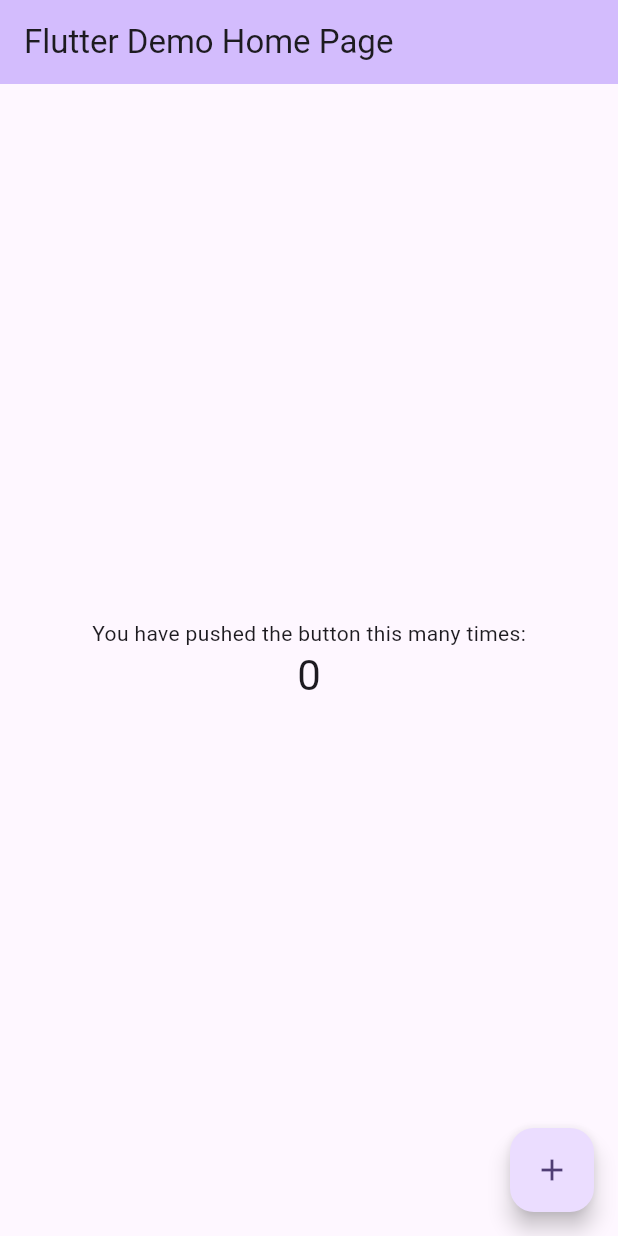
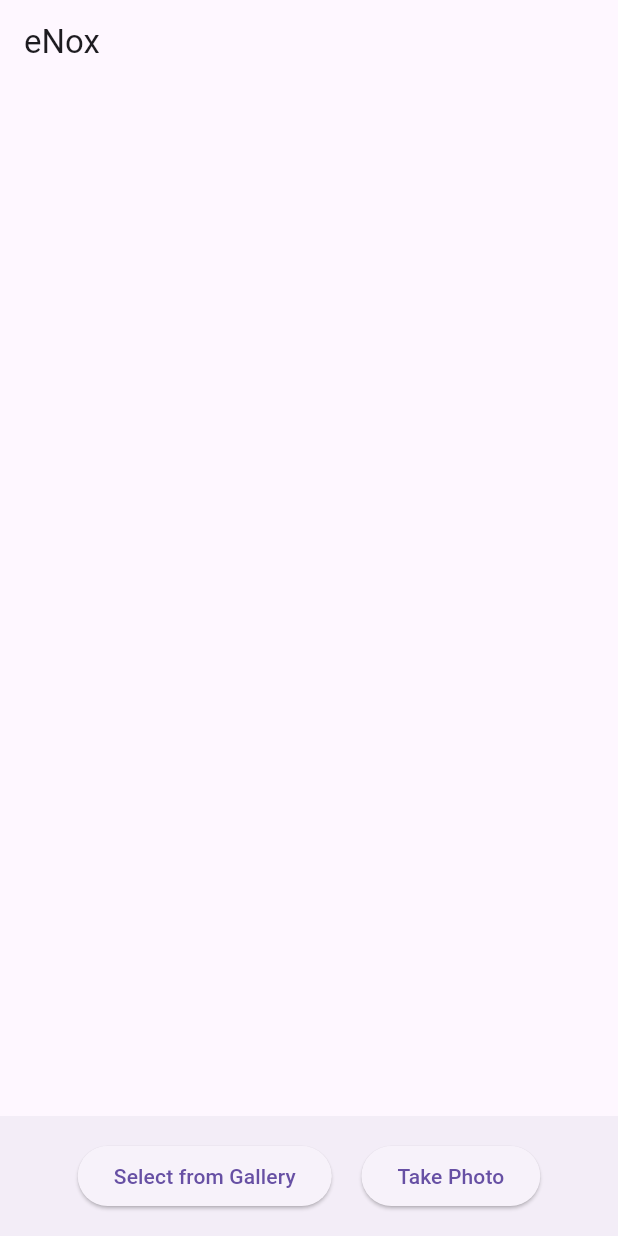
Before and after one commit to eliotivanhdz/enox, a Flutter app: the screen it shows after launch, on a phone screen of 412 x 824 dp. Run offline on Flutter 3.47's test engine with Material 3 defaults, Android fonts, the phone set to English and light mode, and no system bars; our stand-ins replace image_picker; missing offline and left inert: exif.

Commit message:
Feat: Se agrega funcionalidad
- Boton para seleccionar imagen de galeria.
- Boton para tomar foto.
- Imagen e informacion EXIF

mvp-1: muestra funcionalidad basica, cumpliendo con la peticion base del programa que es obtener una imagen y tratar datos EXIF, proximas actualiazaciones, se subira la imagen a un bucket.

[EIPH]

```diff
--- a/lib/main.dart
+++ b/lib/main.dart
@@ -1,4 +1,7 @@
 import 'package:flutter/material.dart';
+import 'package:image_picker/image_picker.dart';
+import 'dart:io';
+import 'package:exif/exif.dart';
 
 void main() {
   runApp(const MyApp());
@@ -7,115 +10,96 @@ void main() {
 class MyApp extends StatelessWidget {
   const MyApp({super.key});
 
-  // This widget is the root of your application.
   @override
   Widget build(BuildContext context) {
     return MaterialApp(
-      title: 'Flutter Demo',
-      theme: ThemeData(
-        // This is the theme of your application.
-        //
-        // TRY THIS: Try running your application with "flutter run". You'll see
-        // the application has a purple toolbar. Then, without quitting the app,
-        // try changing the seedColor in the colorScheme below to Colors.green
-        // and then invoke "hot reload" (save your changes or press the "hot
-        // reload" button in a Flutter-supported IDE, or press "r" if you used
-        // the command line to start the app).
-        //
-        // Notice that the counter didn't reset back to zero; the application
-        // state is not lost during the reload. To reset the state, use hot
-        // restart instead.
-        //
-        // This works for code too, not just values: Most code changes can be
-        // tested with just a hot reload.
-        colorScheme: .fromSeed(seedColor: Colors.deepPurple),
-      ),
-      home: const MyHomePage(title: 'Flutter Demo Home Page'),
+      title: 'eNox',
+      theme: ThemeData(primarySwatch: Colors.blue),
+      home: const PhotoApp(),
     );
   }
 }
 
-class MyHomePage extends StatefulWidget {
-  const MyHomePage({super.key, required this.title});
-
-  // This widget is the home page of your application. It is stateful, meaning
-  // that it has a State object (defined below) that contains fields that affect
-  // how it looks.
-
-  // This class is the configuration for the state. It holds the values (in this
-  // case the title) provided by the parent (in this case the App widget) and
-  // used by the build method of the State. Fields in a Widget subclass are
-  // always marked "final".
-
-  final String title;
+class PhotoApp extends StatefulWidget {
+  const PhotoApp({super.key});
 
   @override
-  State<MyHomePage> createState() => _MyHomePageState();
+  State<PhotoApp> createState() => _PhotoAppState();
 }
 
-class _MyHomePageState extends State<MyHomePage> {
-  int _counter = 0;
+class _PhotoAppState extends State<PhotoApp> {
+  XFile? _image;
+  Map<String, IfdTag>? _exifData;
 
-  void _incrementCounter() {
+  final ImagePicker _picker = ImagePicker();
+
+  Future<void> _pickImage(ImageSource source) async {
+    final XFile? image = await _picker.pickImage(source: source);
+    if (image != null) {
+      setState(() {
+        _image = image;
+      });
+      _extractExif(image);
+    }
+  }
+
+  Future<void> _extractExif(XFile image) async {
+    final file = File(image.path);
+    final bytes = await file.readAsBytes();
+    final data = await readExifFromBytes(bytes);
     setState(() {
-      // This call to setState tells the Flutter framework that something has
-      // changed in this State, which causes it to rerun the build method below
-      // so that the display can reflect the updated values. If we changed
-      // _counter without calling setState(), then the build method would not be
-      // called again, and so nothing would appear to happen.
-      _counter++;
+      _exifData = data;
     });
   }
 
   @override
   Widget build(BuildContext context) {
-    // This method is rerun every time setState is called, for instance as done
-    // by the _incrementCounter method above.
-    //
-    // The Flutter framework has been optimized to make rerunning build methods
-    // fast, so that you can just rebuild anything that needs updating rather
-    // than having to individually change instances of widgets.
     return Scaffold(
-      appBar: AppBar(
-        // TRY THIS: Try changing the color here to a specific color (to
-        // Colors.amber, perhaps?) and trigger a hot reload to see the AppBar
-        // change color while the other colors stay the same.
-        backgroundColor: Theme.of(context).colorScheme.inversePrimary,
-        // Here we take the value from the MyHomePage object that was created by
-        // the App.build method, and use it to set our appbar title.
-        title: Text(widget.title),
+      appBar: AppBar(title: const Text('eNox')),
+      body: Column(
+        mainAxisAlignment: MainAxisAlignment.center,
+        crossAxisAlignment: CrossAxisAlignment.center,
+        children: [
+          if (_image != null)
+            Expanded(
+              child: Center(
+                child: Image.file(File(_image!.path), fit: BoxFit.contain),
+              ),
+            ),
+          if (_exifData != null)
+            Card(
+              child: Padding(
+                padding: const EdgeInsets.all(8.0),
+                child: Column(
+                  crossAxisAlignment: CrossAxisAlignment.center,
+                  children: _exifData!.entries.map((entry) {
+                    return Text(
+                      '${entry.key}: ${entry.value}',
+                      textAlign: TextAlign.center,
+                    );
+                  }).toList(),
+                ),
+              ),
+            ),
+        ],
       ),
-      body: Center(
-        // Center is a layout widget. It takes a single child and positions it
-        // in the middle of the parent.
-        child: Column(
-          // Column is also a layout widget. It takes a list of children and
-          // arranges them vertically. By default, it sizes itself to fit its
-          // children horizontally, and tries to be as tall as its parent.
-          //
-          // Column has various properties to control how it sizes itself and
-          // how it positions its children. Here we use mainAxisAlignment to
-          // center the children vertically; the main axis here is the vertical
-          // axis because Columns are vertical (the cross axis would be
-          // horizontal).
-          //
-          // TRY THIS: Invoke "debug painting" (choose the "Toggle Debug Paint"
-          // action in the IDE, or press "p" in the console), to see the
-          // wireframe for each widget.
-          mainAxisAlignment: .center,
-          children: [
-            const Text('You have pushed the button this many times:'),
-            Text(
-              '$_counter',
-              style: Theme.of(context).textTheme.headlineMedium,
-            ),
-          ],
+      bottomNavigationBar: BottomAppBar(
+        child: Padding(
+          padding: const EdgeInsets.symmetric(vertical: 8.0, horizontal: 16.0),
+          child: Row(
+            mainAxisAlignment: MainAxisAlignment.spaceEvenly,
+            children: [
+              ElevatedButton(
+                onPressed: () => _pickImage(ImageSource.gallery),
+                child: const Text('Select from Gallery'),
+              ),
+              ElevatedButton(
+                onPressed: () => _pickImage(ImageSource.camera),
+                child: const Text('Take Photo'),
+              ),
+            ],
+          ),
         ),
-      ),
-      floatingActionButton: FloatingActionButton(
-        onPressed: _incrementCounter,
-        tooltip: 'Increment',
-        child: const Icon(Icons.add),
       ),
     );
   }
--- a/pubspec.yaml
+++ b/pubspec.yaml
@@ -34,6 +34,8 @@ dependencies:
   # The following adds the Cupertino Icons font to your application.
   # Use with the CupertinoIcons class for iOS style icons.
   cupertino_icons: ^1.0.8
+  image_picker: ^1.0.4
+  exif: ^3.3.0
 
 dev_dependencies:
   flutter_test:
@@ -45,6 +47,7 @@ dev_dependencies:
   # package. See that file for information about deactivating specific lint
   # rules and activating additional ones.
   flutter_lints: ^6.0.0
+  mockito: ^5.4.4
 
 # For information on the generic Dart part of this file, see the
 # following page: https://dart.dev/tools/pub/pubspec
```
Also changed, not shown: pubspec.lock, 15 other files.
